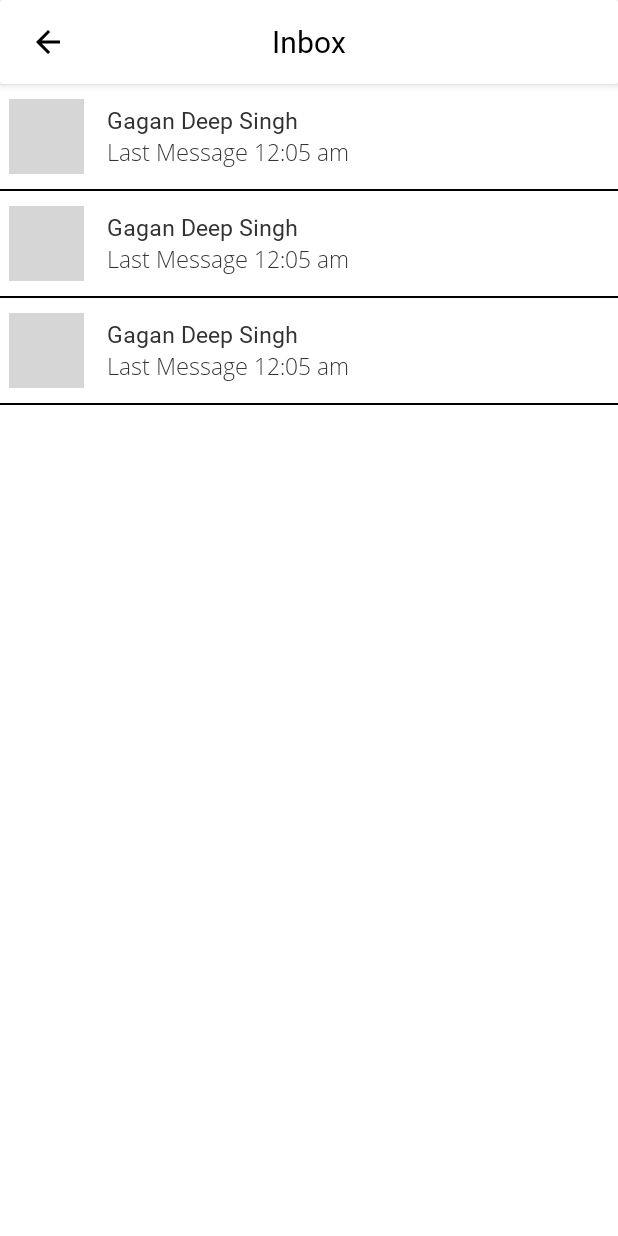
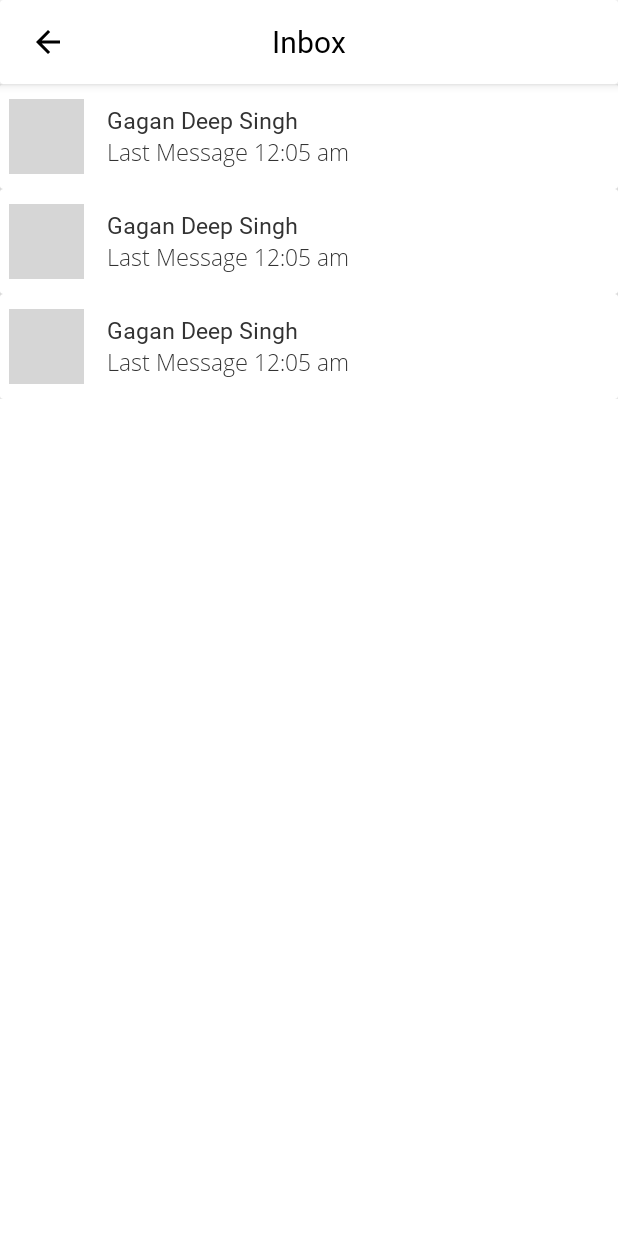
Before and after one commit to RANZN/Adoro, an Android app: the layout activity_inbox.xml on its own in the app's theme, with its tools: preview values and no code run, on a phone screen of 412 x 824 dp. Run offline under Robolectric (Android 15) with nearby library versions, the phone set to English and light mode, and no system bars; grey boxes are pictures that could not be loaded.

Commit message:
updated code

```diff
--- a/app/src/main/java/com/hm/mmmhmm/fragments/OTPVerifyFragment.kt
+++ b/app/src/main/java/com/hm/mmmhmm/fragments/OTPVerifyFragment.kt
@@ -162,7 +162,7 @@ class OTPVerifyFragment : Fragment() {
                         if (response.body()?.OK != null) {
                             Toast.makeText(
                                 activity,
-                                "Hi " + response.body()?.OK!!.items[0].name + ", Welcome to ADARO! ",
+                                "Hi " + response.body()?.OK!!.items[0].name + ", Welcome to "+R.string.app_name+"!",
                                 Toast.LENGTH_SHORT
                             ).show()
 //                            val r = response.body()
--- a/app/src/main/res/layout/chat_inbox_adapter.xml
+++ b/app/src/main/res/layout/chat_inbox_adapter.xml
@@ -1,21 +1,20 @@
 <?xml version="1.0" encoding="utf-8"?>
-<LinearLayout
+<androidx.cardview.widget.CardView
     xmlns:android="http://schemas.android.com/apk/res/android"
+    xmlns:card_view="http://schemas.android.com/apk/res-auto"
+    xmlns:tools="http://schemas.android.com/tools"
     xmlns:app="http://schemas.android.com/apk/res-auto"
-    app:cardElevation="8dp"
-    android:elevation="2dp"
+    android:id="@+id/linear_rel"
+    app:cardElevation="4dp"
     android:layout_width="match_parent"
-    android:background="@color/white"
     android:layout_height="wrap_content"
     android:orientation="vertical">
 
     <LinearLayout
         android:layout_width="match_parent"
         android:layout_height="match_parent"
-        android:layout_marginHorizontal="6dp"
-        android:layout_marginVertical="10dp"
         android:gravity="center_vertical"
-        android:background="@color/white">
+        android:orientation="vertical">
 
 
 
@@ -24,6 +23,8 @@
                 android:layout_height="wrap_content"
                 android:layout_gravity="center"
                 android:gravity="center"
+                android:layout_marginHorizontal="6dp"
+                android:layout_marginVertical="10dp"
                 android:orientation="horizontal">
 
                 <RelativeLayout
@@ -38,7 +39,7 @@
                         android:layout_gravity="center_horizontal"
                         android:src="@drawable/ic_account_24"
                         app:civ_border_color="@color/white"
-                        app:civ_border_width="1dp" />
+                        app:civ_border_width="5dp" />
                 </RelativeLayout>
 
 
@@ -69,13 +70,14 @@
 
             </LinearLayout>
 
+        <View
+            android:layout_width="match_parent"
+            android:layout_height="0.5dp"
+            android:visibility="gone"
+            android:background="@color/green"
+            android:layout_gravity="bottom"/>
+
 
     </LinearLayout>
 
-    <View
-        android:layout_width="match_parent"
-        android:layout_height="1dp"
-        android:layout_gravity="bottom"
-        android:background="@color/black"/>
-
-</LinearLayout>
+</androidx.cardview.widget.CardView>
--- a/app/src/main/res/values/colors.xml
+++ b/app/src/main/res/values/colors.xml
@@ -8,6 +8,7 @@
 
     <color name="text_black">#140b0e</color>
     <color name="text_gray">#726d6f</color>
+    <color name="light_gray">#A6A6A6</color>
     <color name="username_text">#3D4351</color>
 
     <color name="white">#ffffff</color>
```
